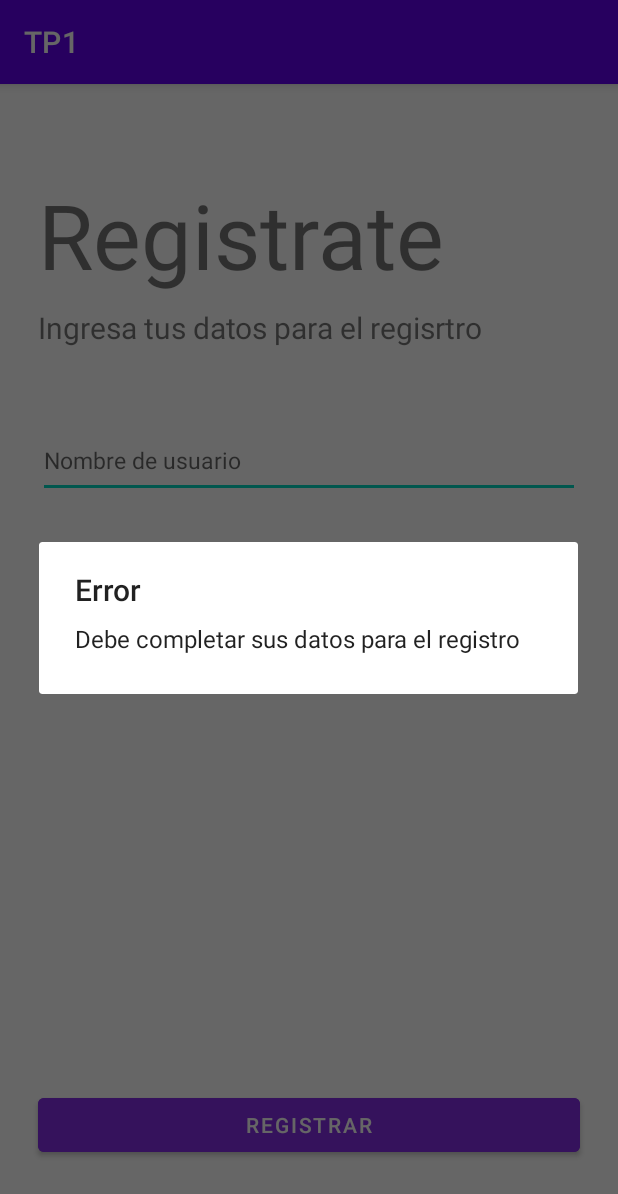
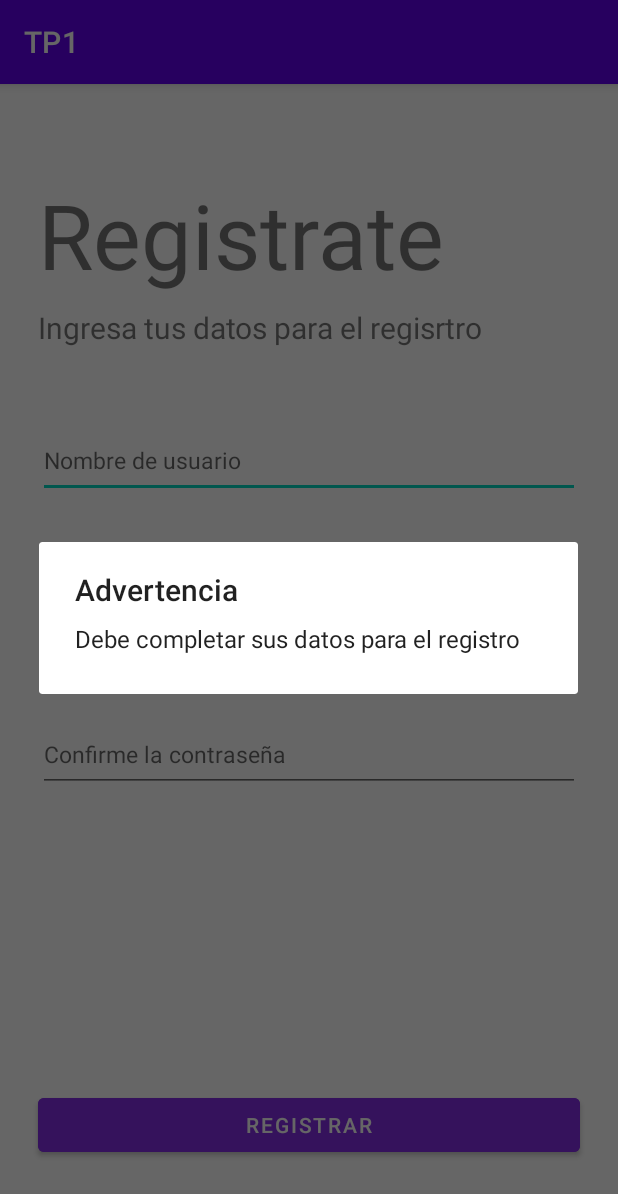
Before and after one commit to simonKoenig/AppMobile_Tp1, an Android app: the RegisterActivity screen opened directly, with no data from a screen before it, after a tap on "REGISTRAR", on a phone screen of 412 x 824 dp. Shown: the top 1194 px of the screen. Run offline under Robolectric (Android 15) with nearby library versions, the phone set to English and light mode, and no system bars.

Commit message:
ultimo comit en discord

```diff
--- a/app/src/main/java/com/example/myloggin/MainActivity.kt
+++ b/app/src/main/java/com/example/myloggin/MainActivity.kt
@@ -7,7 +7,7 @@ import android.os.Bundle
 import android.view.View
 import android.widget.EditText
 
-val data = mapOf("Juan Torres" to "1234utn").toMutableMap()
+val data = mapOf("Juan Torres" to "1234utn", "santiago" to "santi").toMutableMap()
 
 class MainActivity : AppCompatActivity() {
     override fun onCreate(savedInstanceState: Bundle?) {
--- a/app/src/main/java/com/example/myloggin/RegisterActivity.kt
+++ b/app/src/main/java/com/example/myloggin/RegisterActivity.kt
@@ -16,19 +16,28 @@ class RegisterActivity : AppCompatActivity() {
 
     fun registrarse (view: View){
         val userName = findViewById<EditText>(R.id.userName).text.toString()
+        val userEmail = findViewById<EditText>(R.id.userEmail).text.toString()
         val userPasswd = findViewById<EditText>(R.id.userPasswd).text.toString()
         val userConfirm = findViewById<EditText>(R.id.userConfirm).text.toString()
-        if (userPasswd.isEmpty()||userPasswd.isEmpty()){
+        if (userPasswd.isEmpty()||userPasswd.isEmpty()||userEmail.isEmpty()){
             val message = AlertDialog.Builder(this)
-            message.setTitle("Error")
+            message.setTitle("Advertencia")
             message.setMessage("Debe completar sus datos para el registro")
+            val popup = message.create()
+            popup.show()
+            return
+        }
+        if (userPasswd.length<6){
+            val message = AlertDialog.Builder(this)
+            message.setTitle("Advertencia")
+            message.setMessage("La contraseña es demasiado corta")
             val popup = message.create()
             popup.show()
             return
         }
         if (userPasswd != userConfirm){
             val message = AlertDialog.Builder(this)
-            message.setTitle("Error")
+            message.setTitle("Advertencia")
             message.setMessage("Las contraseñas no coinciden")
             val popup = message.create()
             popup.show()
--- a/app/src/main/res/layout/activity_main.xml
+++ b/app/src/main/res/layout/activity_main.xml
@@ -71,9 +71,6 @@
                 android:text="Iniciar sesión"
                 android:textColor="#FFFFFFFF" />
 
-
-
-
         </LinearLayout>
 
         <LinearLayout
--- a/app/src/main/res/layout/register_layout.xml
+++ b/app/src/main/res/layout/register_layout.xml
@@ -41,6 +41,17 @@
             android:layout_marginRight="25dp"
             android:hint="Nombre de usuario"
             android:inputType="text"
+            android:textSize="15sp" />
+
+        <EditText
+            android:id="@+id/userEmail"
+            android:layout_width="match_parent"
+            android:layout_height="50dp"
+            android:layout_marginLeft="25dp"
+            android:layout_marginTop="15dp"
+            android:layout_marginRight="25dp"
+            android:hint="Email"
+            android:inputType="textEmailAddress"
             android:textSize="15sp" />
 
         <EditText
```
